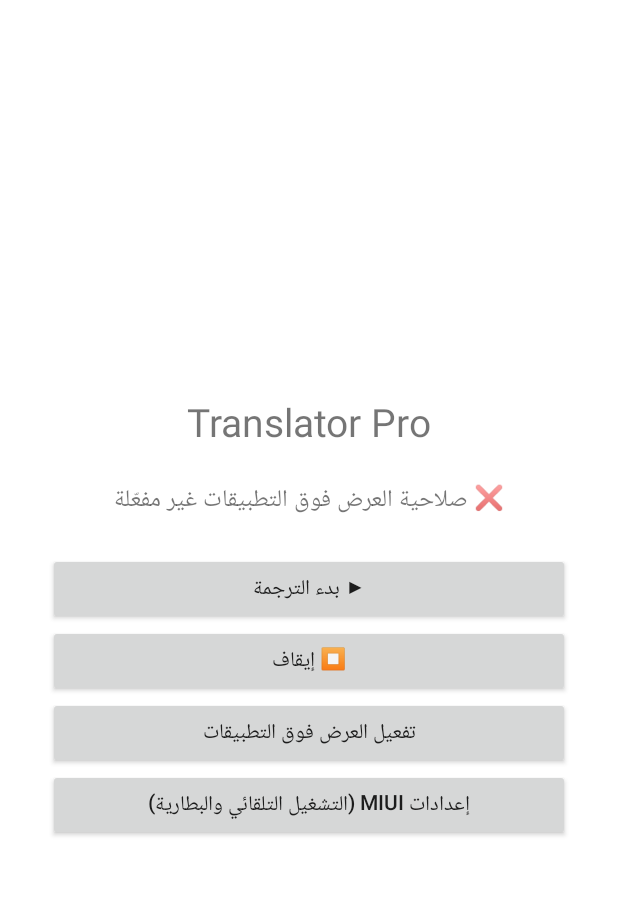
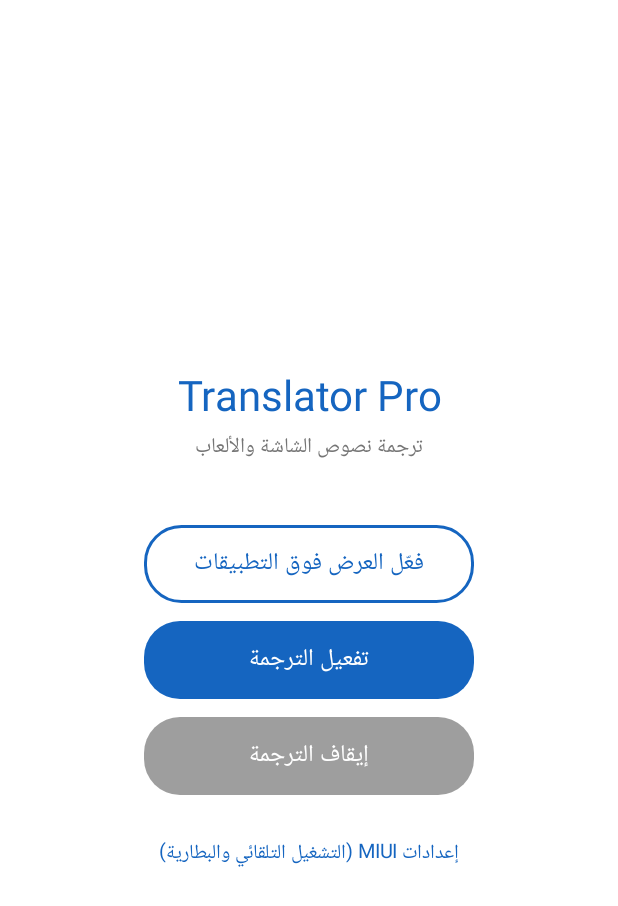
Before and after one commit to EmadSyHo/Translator-Pro, an Android app: the screen it shows after launch (MainActivity), on a phone screen of 412 x 824 dp. Shown: the top 906 px of the screen. Run offline under Robolectric (Android 15) with nearby library versions, the phone set to English and light mode, and no system bars.

Commit message:
Update MainActivity.kt

```diff
--- a/app/src/main/java/com/translatorpro/app/MainActivity.kt
+++ b/app/src/main/java/com/translatorpro/app/MainActivity.kt
@@ -2,6 +2,8 @@ package com.translatorpro.app
 
 import android.app.Activity
 import android.content.Intent
+import android.graphics.Color
+import android.graphics.drawable.GradientDrawable
 import android.media.projection.MediaProjectionManager
 import android.net.Uri
 import android.os.Build
@@ -16,8 +18,30 @@ import android.widget.Toast
 
 class MainActivity : Activity() {
 
-    private lateinit var statusText: TextView
     private val REQ_CAPTURE = 100
+    private lateinit var permBtn: Button
+
+    private fun dp(v: Int) = (v * resources.displayMetrics.density).toInt()
+
+    private fun makeButton(label: String, bg: String, fg: String = "#FFFFFF", onClick: () -> Unit): Button {
+        return Button(this).apply {
+            text = label
+            setTextColor(Color.parseColor(fg))
+            textSize = 16f
+            isAllCaps = false
+            stateListAnimator = null
+            background = GradientDrawable().apply {
+                shape = GradientDrawable.RECTANGLE
+                cornerRadius = dp(24).toFloat()
+                setColor(Color.parseColor(bg))
+            }
+            layoutParams = LinearLayout.LayoutParams(dp(220), dp(52)).apply {
+                gravity = Gravity.CENTER_HORIZONTAL
+                topMargin = dp(12)
+            }
+            setOnClickListener { onClick() }
+        }
+    }
 
     override fun onCreate(savedInstanceState: Bundle?) {
         super.onCreate(savedInstanceState)
@@ -25,64 +49,59 @@ class MainActivity : Activity() {
         val root = LinearLayout(this).apply {
             orientation = LinearLayout.VERTICAL
             gravity = Gravity.CENTER
-            setPadding(48, 48, 48, 48)
+            setBackgroundColor(Color.WHITE)
+            setPadding(dp(24), dp(24), dp(24), dp(24))
             layoutDirection = View.LAYOUT_DIRECTION_RTL
         }
 
         val title = TextView(this).apply {
             text = "Translator Pro"
-            textSize = 26f
+            textSize = 28f
+            setTextColor(Color.parseColor("#1565C0"))
             gravity = Gravity.CENTER
         }
-
-        statusText = TextView(this).apply {
-            textSize = 16f
+        val sub = TextView(this).apply {
+            text = "ترجمة نصوص الشاشة والألعاب"
+            textSize = 14f
+            setTextColor(Color.parseColor("#757575"))
             gravity = Gravity.CENTER
-            setPadding(0, 32, 0, 32)
+            setPadding(0, dp(4), 0, dp(28))
         }
 
-        val startBtn = Button(this).apply {
-            text = "▶ بدء الترجمة"
-            setOnClickListener { requestCapture() }
+        val startBtn = makeButton("تفعيل الترجمة", "#1565C0") { requestCapture() }
+        val stopBtn = makeButton("إيقاف الترجمة", "#9E9E9E") {
+            stopService(Intent(this, OverlayService::class.java))
+            Toast.makeText(this, "تم إيقاف الترجمة", Toast.LENGTH_SHORT).show()
         }
-
-        val stopBtn = Button(this).apply {
-            text = "⏹ إيقاف"
-            setOnClickListener {
-                stopService(Intent(this@MainActivity, OverlayService::class.java))
+        permBtn = makeButton("فعّل العرض فوق التطبيقات", "#FFFFFF", "#1565C0") { openOverlaySettings() }.apply {
+            background = GradientDrawable().apply {
+                shape = GradientDrawable.RECTANGLE
+                cornerRadius = dp(24).toFloat()
+                setColor(Color.WHITE)
+                setStroke(dp(2), Color.parseColor("#1565C0"))
             }
         }
-
-        val overlayBtn = Button(this).apply {
-            text = "تفعيل العرض فوق التطبيقات"
-            setOnClickListener { openOverlaySettings() }
-        }
-
-        val miuiBtn = Button(this).apply {
+        val miui = TextView(this).apply {
             text = "إعدادات MIUI (التشغيل التلقائي والبطارية)"
+            textSize = 13f
+            setTextColor(Color.parseColor("#1565C0"))
+            gravity = Gravity.CENTER
+            setPadding(0, dp(28), 0, 0)
             setOnClickListener { openMiuiSettings() }
         }
 
         root.addView(title)
-        root.addView(statusText)
+        root.addView(sub)
+        root.addView(permBtn)
         root.addView(startBtn)
         root.addView(stopBtn)
-        root.addView(overlayBtn)
-        root.addView(miuiBtn)
+        root.addView(miui)
         setContentView(root)
     }
 
     override fun onResume() {
         super.onResume()
-        updateStatus()
-    }
-
-    private fun updateStatus() {
-        statusText.text = if (Settings.canDrawOverlays(this)) {
-            "✅ صلاحية العرض فوق التطبيقات مفعّلة"
-        } else {
-            "❌ صلاحية العرض فوق التطبيقات غير مفعّلة"
-        }
+        permBtn.visibility = if (Settings.canDrawOverlays(this)) View.GONE else View.VISIBLE
     }
 
     private fun requestCapture() {
@@ -116,11 +135,9 @@ class MainActivity : Activity() {
     }
 
     private fun openOverlaySettings() {
-        val intent = Intent(
-            Settings.ACTION_MANAGE_OVERLAY_PERMISSION,
-            Uri.parse("package:$packageName")
+        startActivity(
+            Intent(Settings.ACTION_MANAGE_OVERLAY_PERMISSION, Uri.parse("package:$packageName"))
         )
-        startActivity(intent)
     }
 
     private fun openMiuiSettings() {
@@ -134,11 +151,9 @@ class MainActivity : Activity() {
             }
             startActivity(intent)
         } catch (e: Exception) {
-            val intent = Intent(
-                Settings.ACTION_APPLICATION_DETAILS_SETTINGS,
-                Uri.parse("package:$packageName")
+            startActivity(
+                Intent(Settings.ACTION_APPLICATION_DETAILS_SETTINGS, Uri.parse("package:$packageName"))
             )
-            startActivity(intent)
         }
     }
 }
```
